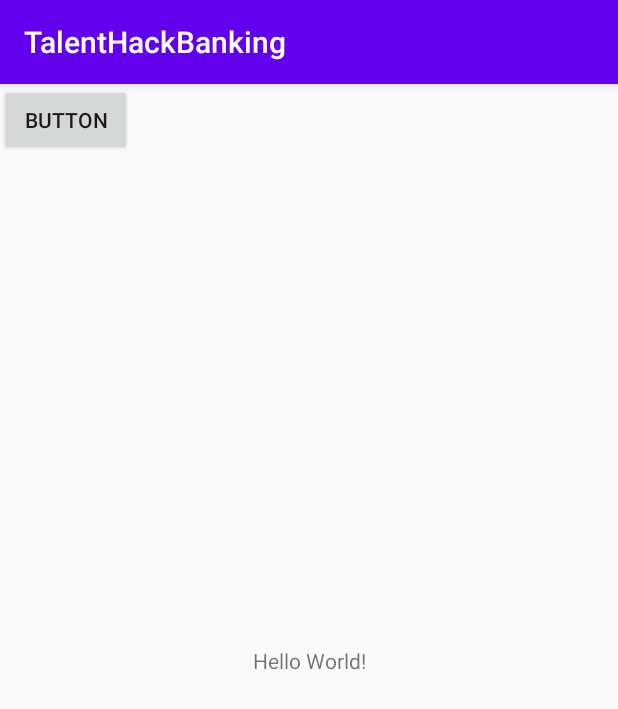
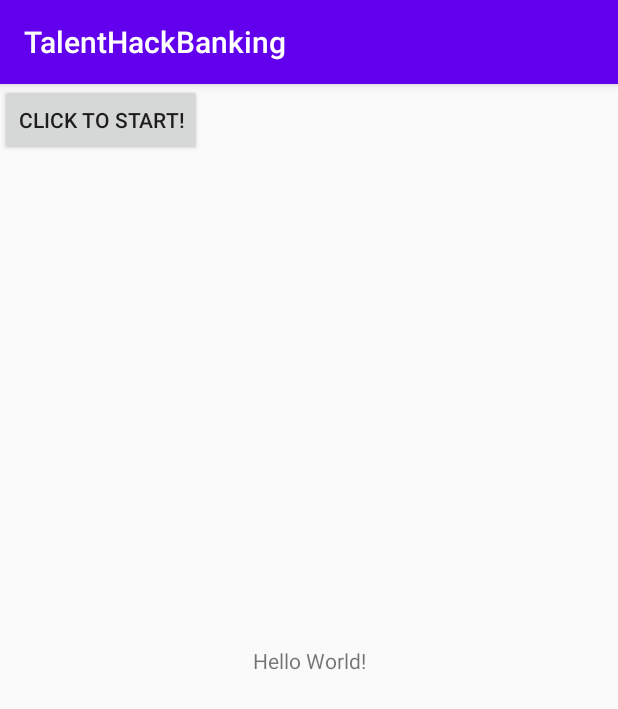
Before and after one commit to jkwok678/TalentHackBanking, an Android app: the screen it shows after launch (MainActivity), on a phone screen of 412 x 824 dp. Shown: the top 709 px of the screen. Run offline under Robolectric (Android 15) with nearby library versions, the phone set to English and light mode, and no system bars.

Commit message:
assisstant layout needs work

```diff
--- a/app/src/main/AndroidManifest.xml
+++ b/app/src/main/AndroidManifest.xml
@@ -16,6 +16,7 @@
                 <category android:name="android.intent.category.LAUNCHER" />
             </intent-filter>
         </activity>
+        <activity android:name=".assistantActivity" />
     </application>
 
 </manifest>
--- a/app/src/main/java/com/example/talenthackbanking/MainActivity.java
+++ b/app/src/main/java/com/example/talenthackbanking/MainActivity.java
@@ -2,7 +2,10 @@ package com.example.talenthackbanking;
 
 import androidx.appcompat.app.AppCompatActivity;
 
+import android.content.Intent;
 import android.os.Bundle;
+import android.view.View;
+import android.widget.Button;
 
 public class MainActivity extends AppCompatActivity {
     static final String API_KEY = "USE_YOUR_OWN_API_KEY";
@@ -16,5 +19,13 @@ public class MainActivity extends AppCompatActivity {
         super.onCreate(savedInstanceState);
         setContentView(R.layout.activity_main);
 
+        final Button button = findViewById(R.id.start);
+        button.setOnClickListener(new View.OnClickListener() {
+            public void onClick(View v) {
+                startActivity(new Intent(MainActivity.this, assistantActivity.class));
+                // Code here executes on main thread after user presses button
+            }
+        });
+
     }
 }
--- a/app/src/main/res/layout/activity_main.xml
+++ b/app/src/main/res/layout/activity_main.xml
@@ -4,6 +4,7 @@
     xmlns:tools="http://schemas.android.com/tools"
     android:layout_width="match_parent"
     android:layout_height="match_parent"
+    android:visibility="visible"
     tools:context=".MainActivity">
 
     <TextView
@@ -16,11 +17,11 @@
         app:layout_constraintTop_toTopOf="parent" />
 
     <Button
-        android:id="@+id/button"
+        android:id="@+id/start"
         android:layout_width="wrap_content"
         android:layout_height="wrap_content"
-        android:text="Button"
-        tools:layout_editor_absoluteX="161dp"
-        tools:layout_editor_absoluteY="292dp" />
+        android:text="Click to start!"
+        app:layout_constraintTop_toTopOf="parent"
+        tools:layout_editor_absoluteX="161dp" />
 
 </androidx.constraintlayout.widget.ConstraintLayout>
--- /dev/null
+++ b/app/src/main/res/values/refs.xml
@@ -0,0 +1,4 @@
+<?xml version="1.0" encoding="utf-8"?>
+<resources>
+
+</resources>
```
Also changed, not shown: app/src/main/java/com/example/talenthackbanking/SubscriptionModel.java (+18 -20 lines), app/src/main/java/com/example/talenthackbanking/assistantActivity.java (added, +15 -0 lines), app/src/main/res/layout/assistant_screen.xml (added, +41 -0 lines), app/src/main/res/drawable/speechbubble.png (added).
